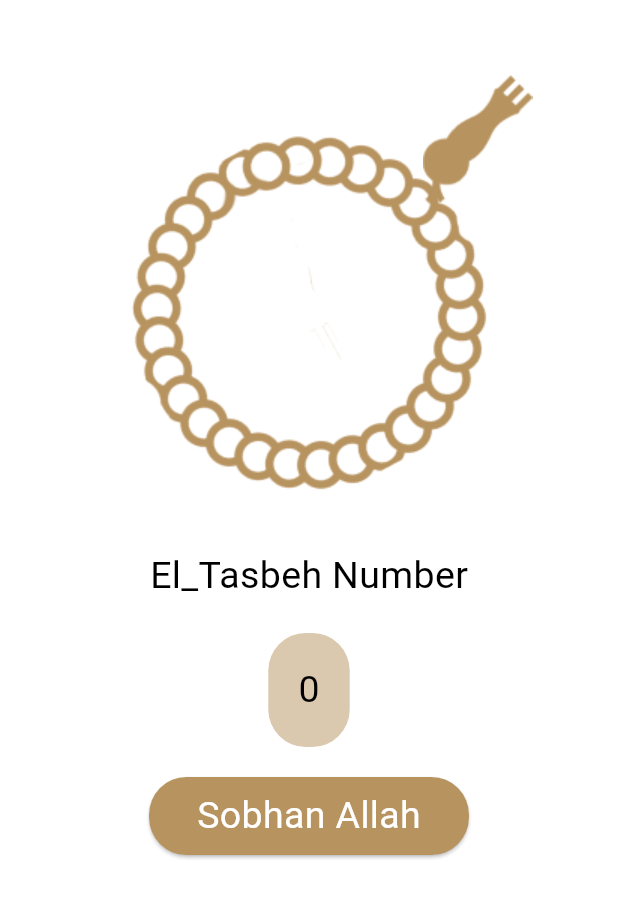
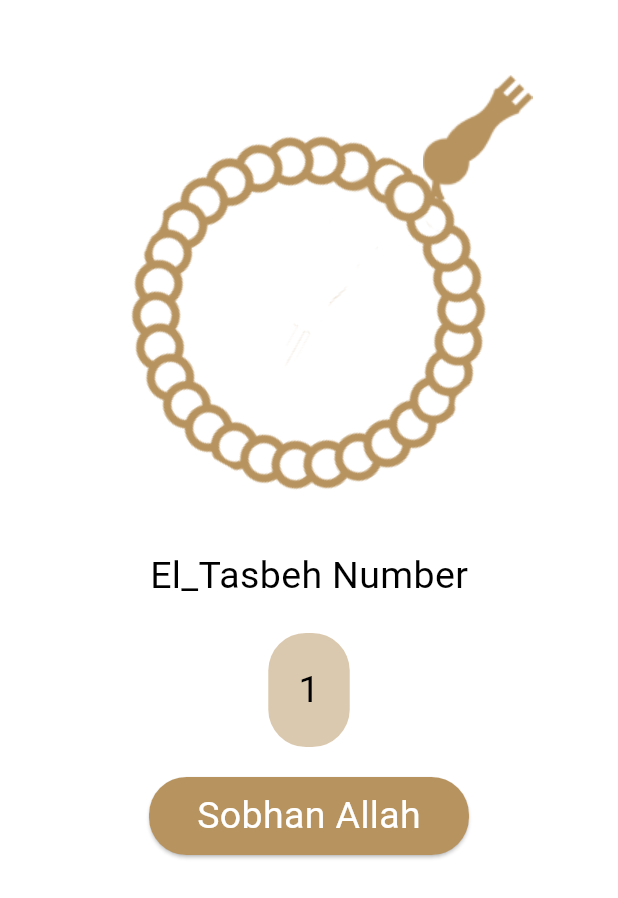
Before and after one commit to SalmaRazeq/quran_app, a Flutter app: the TasbehTab widget shown alone on an empty page, opened directly, after a tap on "Sobhan Allah", on a phone screen of 412 x 824 dp. Shown: the top 898 px of the screen. Run offline on Flutter 3.47's test engine with Material 3 defaults, Android fonts, the phone set to English and light mode, and no system bars; project files that could hold a hidden picture were left out.

```diff
--- a/lib/presentation/home/tabs/tasbeh_tab/tasbeh_tab.dart
+++ b/lib/presentation/home/tabs/tasbeh_tab/tasbeh_tab.dart
@@ -10,8 +10,12 @@ class TasbehTab extends StatefulWidget {
   State<TasbehTab> createState() => _TasbehTabState();
 }
 
-class _TasbehTabState extends State<TasbehTab> {
+class _TasbehTabState extends State<TasbehTab>
+    with SingleTickerProviderStateMixin {
   int counter = 0;
+  int index = 0;
+  late AnimationController _controller;
+  late Animation<double> _animation;
   List<String> tasbehatList = [
     'Sobhan Allah',
     'Elhamdullah',
@@ -20,30 +24,74 @@ class _TasbehTabState extends State<TasbehTab> {
     'La Elah ELa Allah',
   ];
 
-  void tasbehCounting() {}
+  void initState() {
+    super.initState();
+    _controller =
+        AnimationController(duration: Duration(seconds: 1), vsync: this);
+    _animation = Tween<double>(begin: 0, end: 1).animate(_controller);
+  }
+
+  void tasbehCounting() {
+    int listLength = tasbehatList.length;
+    if (counter < 30) {
+      setState(() {
+        counter++;
+      });
+    } else {
+      setState(() {
+        counter = 0;
+      });
+    }
+    _controller.forward(from: 0);
+    if (index == listLength - 1) {
+      index = 0;
+    } else if (counter == 30) {
+      index++;
+    }
+  }
+
+  void dispose() {
+    _controller.dispose(); // Clean up the controller
+    super.dispose();
+  }
 
   @override
   Widget build(BuildContext context) {
     return Column(
       children: [
-        SizedBox(
+        const SizedBox(
           height: 50,
         ),
         Center(
           child: Stack(
             children: [
-              Image.asset(
-                AssetsManager.sebhaBody,
+              Positioned(
+                child: AnimatedBuilder(
+                    child: Image.asset(
+                      AssetsManager.sebhaBody,
+                    ),
+                    animation: _animation,
+                    builder: (context, child) {
+                      return Transform.rotate(
+                        angle: _animation.value,
+                        child: child,
+                      );
+                    }),
               ),
-              Positioned(right: 10, child: Image.asset(AssetsManager.sebhaHead))
+              Positioned(
+                right: 10,
+                child: Image.asset(
+                  AssetsManager.sebhaHead,
+                ),
+              )
             ],
           ),
         ),
-        Text(StringsManager.tasbehNumber),
+        const Text(StringsManager.tasbehNumber),
         Card(
           elevation: 0,
           color: ColorsManager.lighterGoldColor,
-          margin: EdgeInsets.all(20),
+          margin: const EdgeInsets.all(20),
           shape:
               RoundedRectangleBorder(borderRadius: BorderRadius.circular(25)),
           child: Padding(
@@ -56,17 +104,17 @@ class _TasbehTabState extends State<TasbehTab> {
           onPressed: () {
             tasbehCounting();
           },
+          style: Theme.of(context).elevatedButtonTheme.style,
           child: Padding(
             padding: const EdgeInsets.all(8),
             child: Text(
-              'Sobhan Allah',
+              tasbehatList[index],
               style: Theme.of(context)
                   .textTheme
                   .bodyMedium
                   ?.copyWith(color: Colors.white),
             ),
           ),
-          style: Theme.of(context).elevatedButtonTheme.style,
         ),
         //ListView.builder(itemBuilder: (context, index) => tasbehatList[index],)
       ],
```
